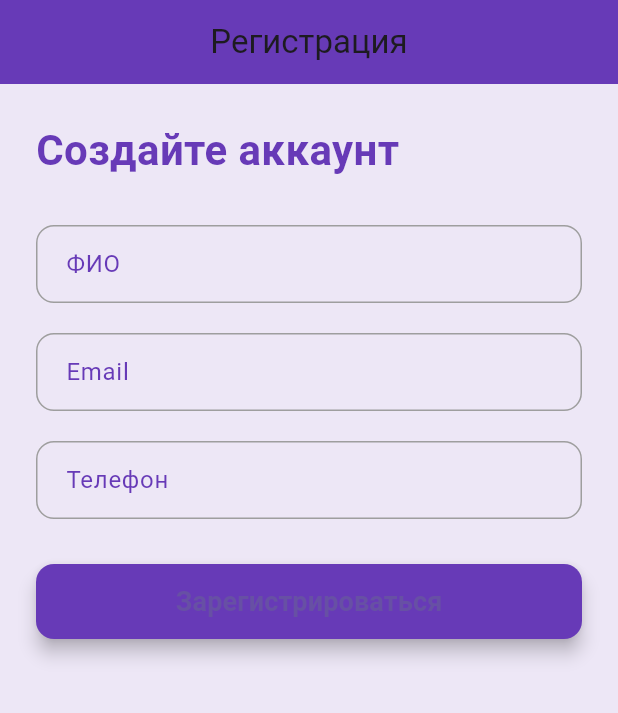
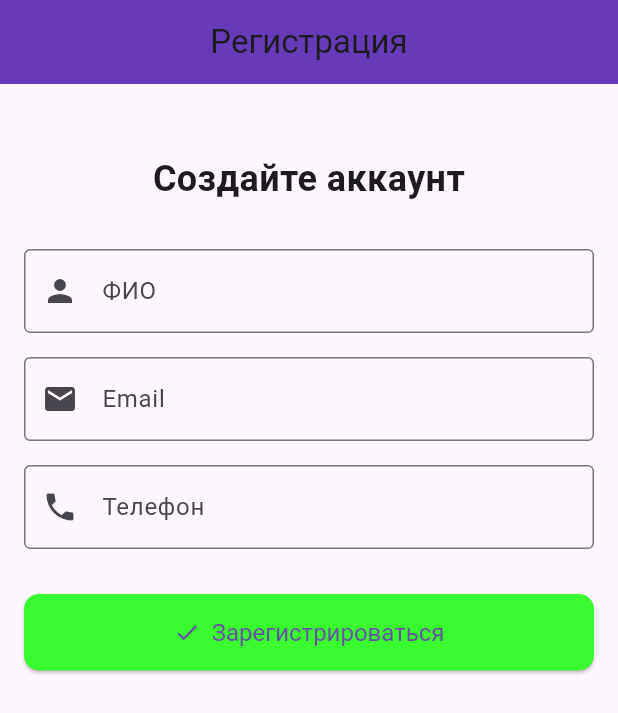
Before and after one commit to Zhuz111/lab9, a Flutter app: the screen it shows after launch, on a phone screen of 412 x 824 dp. Shown: the top 713 px of the screen. Run offline on Flutter 3.47's test engine with Material 3 defaults, Android fonts, the phone set to English and light mode, and no system bars; our stand-ins replace bloc, dio, equatable, flutter_bloc, retrofit, shared_preferences; generated files the repository leaves out were written again.

Commit message:
first commit

```diff
--- /dev/null
+++ b/lib/profile/pages/registration_screen.dart
@@ -0,0 +1,124 @@
+import 'dart:convert';
+
+import 'package:flutter/material.dart';
+import 'package:http/http.dart' as http;
+import 'package:laboratory_work_7/profile/pages/home_page.dart';
+import 'package:shared_preferences/shared_preferences.dart';
+
+class RegistrationScreen extends StatefulWidget {
+  @override
+  _RegistrationScreenState createState() => _RegistrationScreenState();
+}
+
+class _RegistrationScreenState extends State<RegistrationScreen> {
+  final _formKey = GlobalKey<FormState>();
+
+  final TextEditingController _fullNameController = TextEditingController();
+  final TextEditingController _emailController = TextEditingController();
+  final TextEditingController _phoneController = TextEditingController();
+
+  Future<void> _registerUser() async {
+    if (_formKey.currentState!.validate()) {
+      const url =
+          'https://databaseforflutter-f9f8c-default-rtdb.firebaseio.com/users.json';
+      http.post(
+        Uri.parse(url),
+        body: jsonEncode({
+          'fullName': _fullNameController.text,
+          'email': _emailController.text,
+          'phone': _phoneController.text,
+        }),
+      );
+      Navigator.pushReplacement(
+        context,
+        MaterialPageRoute(builder: (context) => HomePage()),
+      );
+    }
+  }
+
+  @override
+  Widget build(BuildContext context) {
+    return Scaffold(
+  appBar: AppBar(
+    title: const Text("Регистрация"),
+    centerTitle: true,
+    backgroundColor: Colors.deepPurple,
+  ),
+  body: SingleChildScrollView(
+    padding: const EdgeInsets.all(16.0),
+    child: Form(
+      key: _formKey,
+      child: Column(
+        crossAxisAlignment: CrossAxisAlignment.stretch,
+        children: [
+          const SizedBox(height: 30),
+          const Text(
+            "Создайте аккаунт",
+            style: TextStyle(fontSize: 24, fontWeight: FontWeight.bold),
+            textAlign: TextAlign.center,
+          ),
+          const SizedBox(height: 30),
+
+          // ФИО
+          TextFormField(
+            controller: _fullNameController,
+            decoration: InputDecoration(
+              labelText: 'ФИО',
+              prefixIcon: Icon(Icons.person),
+              border: OutlineInputBorder(),
+            ),
+            validator: (value) =>
+                value!.isEmpty ? 'Введите ФИО' : null,
+          ),
+          const SizedBox(height: 16),
+
+          // Email
+          TextFormField(
+            controller: _emailController,
+            decoration: InputDecoration(
+              labelText: 'Email',
+              prefixIcon: Icon(Icons.email),
+              border: OutlineInputBorder(),
+            ),
+            keyboardType: TextInputType.emailAddress,
+            validator: (value) =>
+                value!.isEmpty ? 'Введите email' : null,
+          ),
+          const SizedBox(height: 16),
+
+          // Телефон
+          TextFormField(
+            controller: _phoneController,
+            decoration: InputDecoration(
+              labelText: 'Телефон',
+              prefixIcon: Icon(Icons.phone),
+              border: OutlineInputBorder(),
+            ),
+            keyboardType: TextInputType.phone,
+            validator: (value) =>
+                value!.isEmpty ? 'Введите номер телефона' : null,
+          ),
+          const SizedBox(height: 30),
+
+          // Кнопка регистрации
+          ElevatedButton.icon(
+            onPressed: _registerUser,
+            icon: Icon(Icons.check),
+            label: Text("Зарегистрироваться"),
+            style: ElevatedButton.styleFrom(
+              backgroundColor: const Color.fromARGB(255, 58, 250, 48),
+              padding: EdgeInsets.symmetric(vertical: 16),
+              textStyle: TextStyle(fontSize: 16),
+              shape: RoundedRectangleBorder(
+                borderRadius: BorderRadius.circular(10),
+              ),
+            ),
+          ),
+        ],
+      ),
+    ),
+  ),
+);
+
+}
+}
--- a/lib/profile/pages/start_page.dart
+++ b/lib/profile/pages/start_page.dart
@@ -1,4 +1,5 @@
 import 'package:flutter/material.dart';
+import 'package:laboratory_work_7/profile/pages/registration_screen.dart';
 import 'package:shared_preferences/shared_preferences.dart';
 import 'form_page.dart';
 import 'home_page.dart';
@@ -32,7 +33,7 @@ class _StartPageState extends State<StartPage> {
     } else {
       Navigator.pushReplacement(
         context,
-        MaterialPageRoute(builder: (context) => const FormPage()),
+        MaterialPageRoute(builder: (context) => RegistrationScreen()),
       );
     }
   }
```
